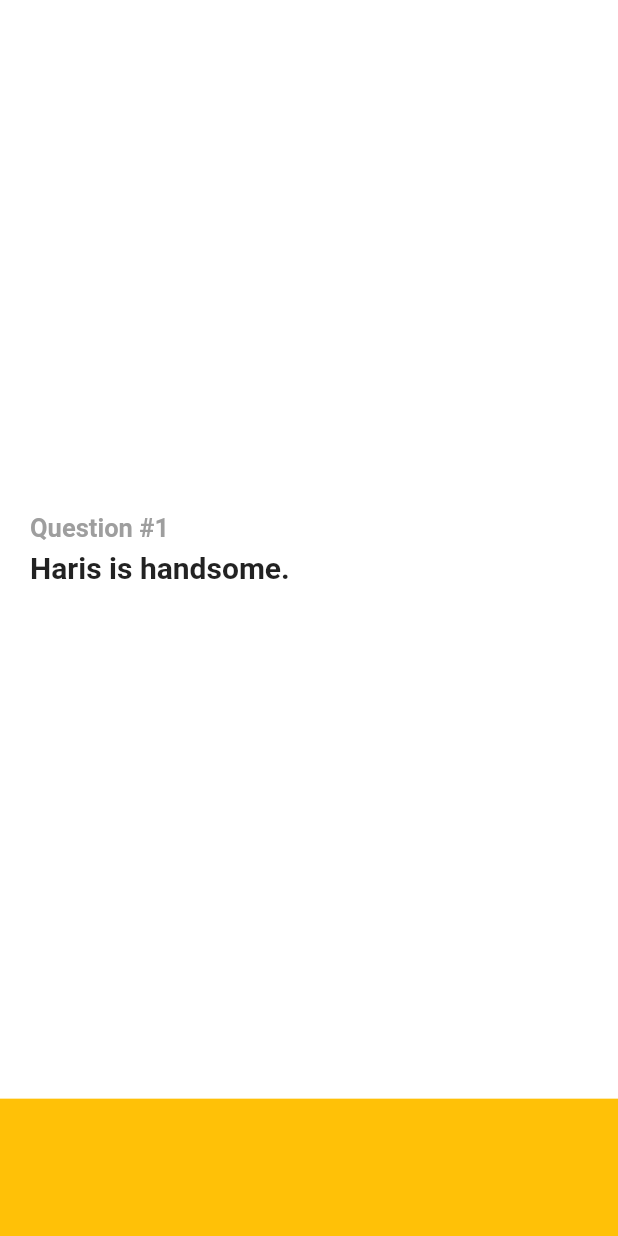
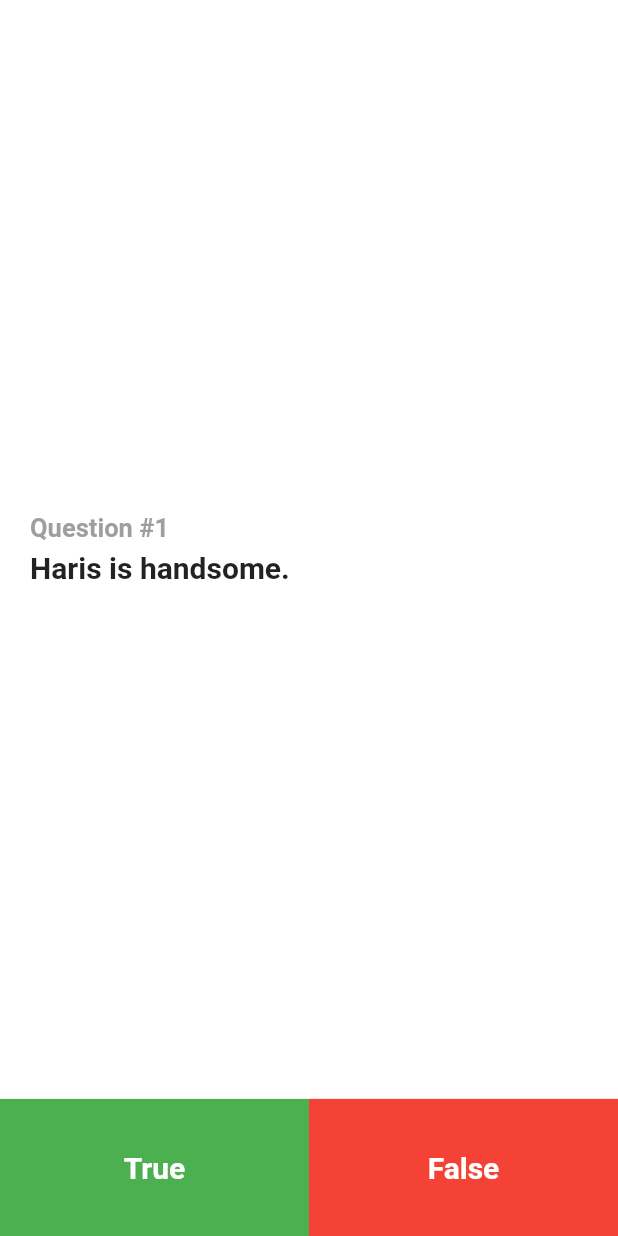
Before and after one commit to happyharis/ntu-flutter-workshop-2021, a Flutter app: the screen it shows after launch, on a phone screen of 412 x 824 dp. Run offline on Flutter 3.47's test engine with Material 2 defaults, Android fonts, the phone set to English and light mode, and no system bars.

Commit message:
Add quiz app layout

```diff
--- a/quiz_app/lib/main.dart
+++ b/quiz_app/lib/main.dart
@@ -30,8 +30,49 @@ class _QuizPageState extends State<QuizPage> {
     return Scaffold(
       body: Column(children: <Widget>[
         QuizBody(),
-        Expanded(flex: 1, child: Container(color: Colors.amber)),
+        Expanded(
+          flex: 1,
+          child: Row(
+            children: [
+              AnswerButton(text: 'True', color: Colors.green),
+              AnswerButton(text: 'False', color: Colors.red),
+            ],
+          ),
+        ),
       ]),
+    );
+  }
+}
+
+class AnswerButton extends StatelessWidget {
+  final String text;
+  final Color color;
+
+  const AnswerButton({
+    Key? key,
+    required this.text,
+    required this.color,
+  }) : super(key: key);
+
+  @override
+  Widget build(BuildContext context) {
+    return Expanded(
+      child: Ink(
+        color: color,
+        child: InkWell(
+          onTap: () {},
+          child: Center(
+            child: Text(
+              text,
+              style: TextStyle(
+                fontWeight: FontWeight.bold,
+                fontSize: 20,
+                color: Colors.white,
+              ),
+            ),
+          ),
+        ),
+      ),
     );
   }
 }
```
